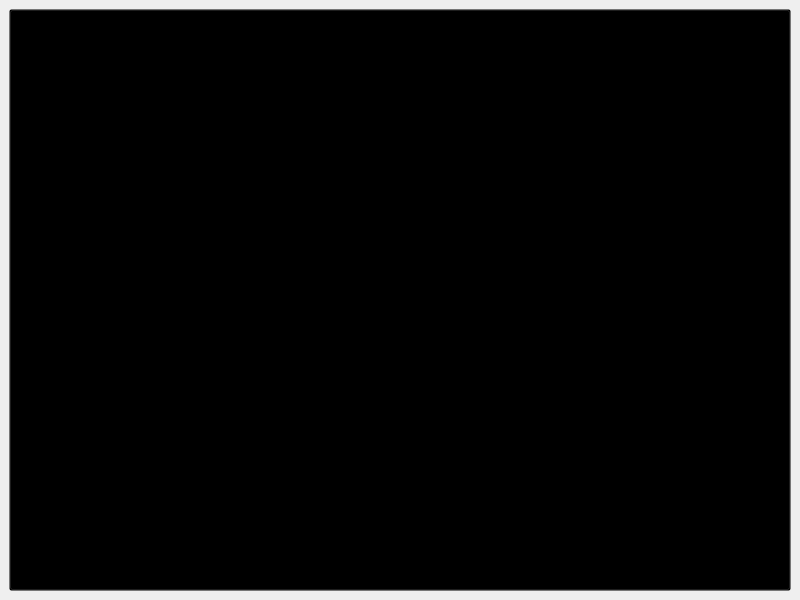
Old version of the form start_menu/startwindow.ui in the repository Litchi-Silhouette/DDL.
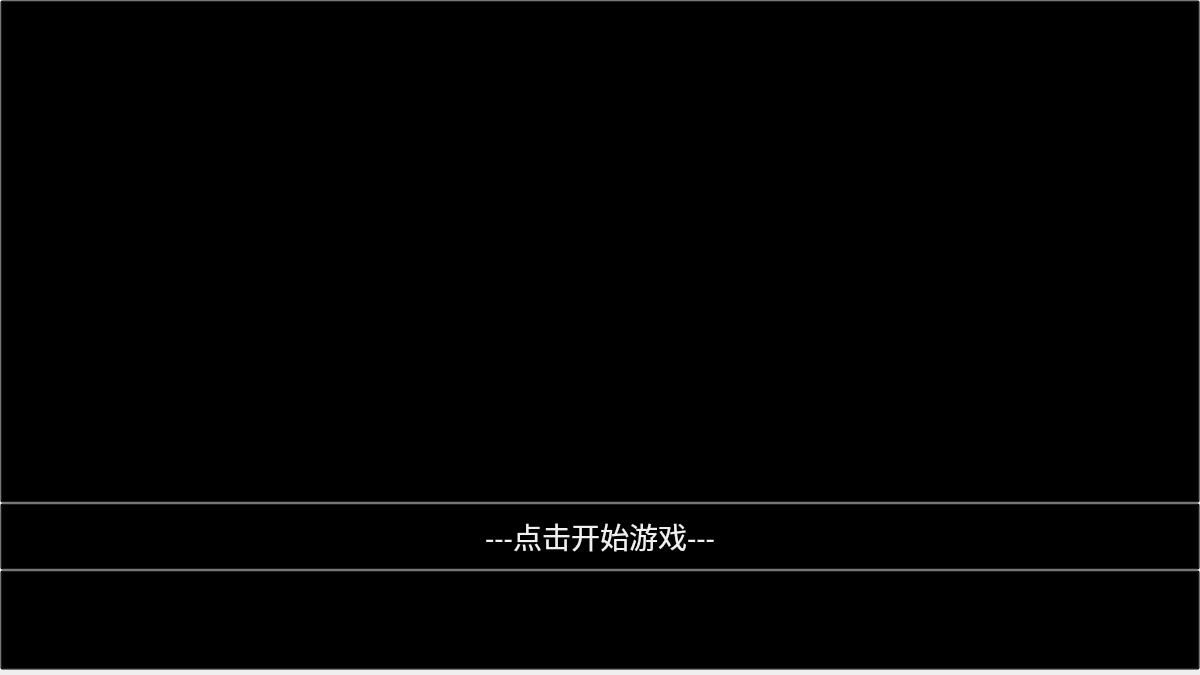
New version of the form.

The edit to the form file:
```diff
--- a/start_menu/startwindow.ui
+++ b/start_menu/startwindow.ui
@@ -6,17 +6,32 @@
    <rect>
     <x>0</x>
     <y>0</y>
-    <width>800</width>
-    <height>600</height>
+    <width>1200</width>
+    <height>675</height>
    </rect>
   </property>
   <property name="windowTitle">
    <string>StartWindow</string>
   </property>
   <widget class="QWidget" name="centralwidget">
-   <layout class="QVBoxLayout" name="verticalLayout">
+   <layout class="QVBoxLayout" name="verticalLayout" stretch="15,2,3">
+    <property name="spacing">
+     <number>0</number>
+    </property>
+    <property name="leftMargin">
+     <number>0</number>
+    </property>
+    <property name="topMargin">
+     <number>0</number>
+    </property>
+    <property name="rightMargin">
+     <number>0</number>
+    </property>
+    <property name="bottomMargin">
+     <number>5</number>
+    </property>
     <item>
-     <widget class="QPushButton" name="pushButton">
+     <widget class="QPushButton" name="back">
       <property name="sizePolicy">
        <sizepolicy hsizetype="Expanding" vsizetype="Expanding">
         <horstretch>0</horstretch>
@@ -27,7 +42,7 @@
        <string notr="true">QPushButton{background: transparent;}</string>
       </property>
       <property name="text">
-       <string> </string>
+       <string/>
       </property>
       <property name="shortcut">
        <string>Space</string>
@@ -37,6 +52,52 @@
       </property>
      </widget>
     </item>
+    <item>
+     <widget class="QPushButton" name="tip">
+      <property name="sizePolicy">
+       <sizepolicy hsizetype="Expanding" vsizetype="MinimumExpanding">
+        <horstretch>0</horstretch>
+        <verstretch>0</verstretch>
+       </sizepolicy>
+      </property>
+      <property name="font">
+       <font>
+        <family>华文行楷</family>
+        <pointsize>22</pointsize>
+        <italic>false</italic>
+        <bold>false</bold>
+       </font>
+      </property>
+      <property name="styleSheet">
+       <string notr="true">QPushButton{background: transparent;
+font: 22pt &quot;华文行楷&quot;;
+color: rgb(240, 240, 240);
+}</string>
+      </property>
+      <property name="text">
+       <string>---点击开始游戏---</string>
+      </property>
+      <property name="shortcut">
+       <string>Space</string>
+      </property>
+     </widget>
+    </item>
+    <item>
+     <widget class="QPushButton" name="pushButton">
+      <property name="sizePolicy">
+       <sizepolicy hsizetype="Minimum" vsizetype="Expanding">
+        <horstretch>0</horstretch>
+        <verstretch>0</verstretch>
+       </sizepolicy>
+      </property>
+      <property name="styleSheet">
+       <string notr="true">QPushButton{background: transparent;}</string>
+      </property>
+      <property name="text">
+       <string>PushButton</string>
+      </property>
+     </widget>
+    </item>
    </layout>
   </widget>
  </widget>
```
